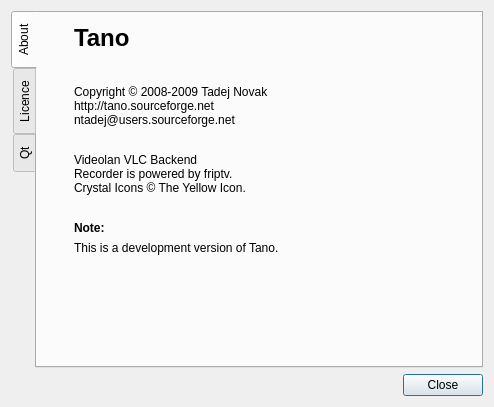
Above: ui/About.ui from ntadej/tano before the change. Below: the same form after it.
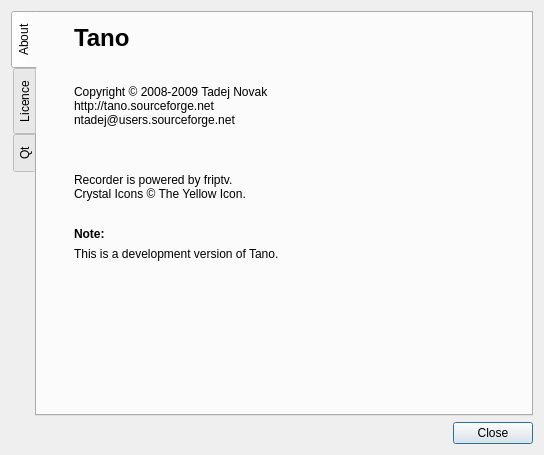
That is the form after the change. Icons and pictures are not drawn. Custom widgets are drawn as their Qt base class.

```diff
--- a/ui/About.ui
+++ b/ui/About.ui
@@ -6,8 +6,8 @@
    <rect>
     <x>0</x>
     <y>0</y>
-    <width>494</width>
-    <height>407</height>
+    <width>544</width>
+    <height>455</height>
    </rect>
   </property>
   <property name="sizePolicy">
@@ -118,8 +118,14 @@
          <item>
           <widget class="QLabel" name="labelBackendInfo">
            <property name="text">
-            <string>Videolan VLC Backend
-Recorder is powered by friptv.
+            <string/>
+           </property>
+          </widget>
+         </item>
+         <item>
+          <widget class="QLabel" name="labelCopyrights">
+           <property name="text">
+            <string>Recorder is powered by friptv.
 Crystal Icons © The Yellow Icon.</string>
            </property>
            <property name="openExternalLinks">
```
Left out of the diff: 2 changed lines with no effect on the pictures.
